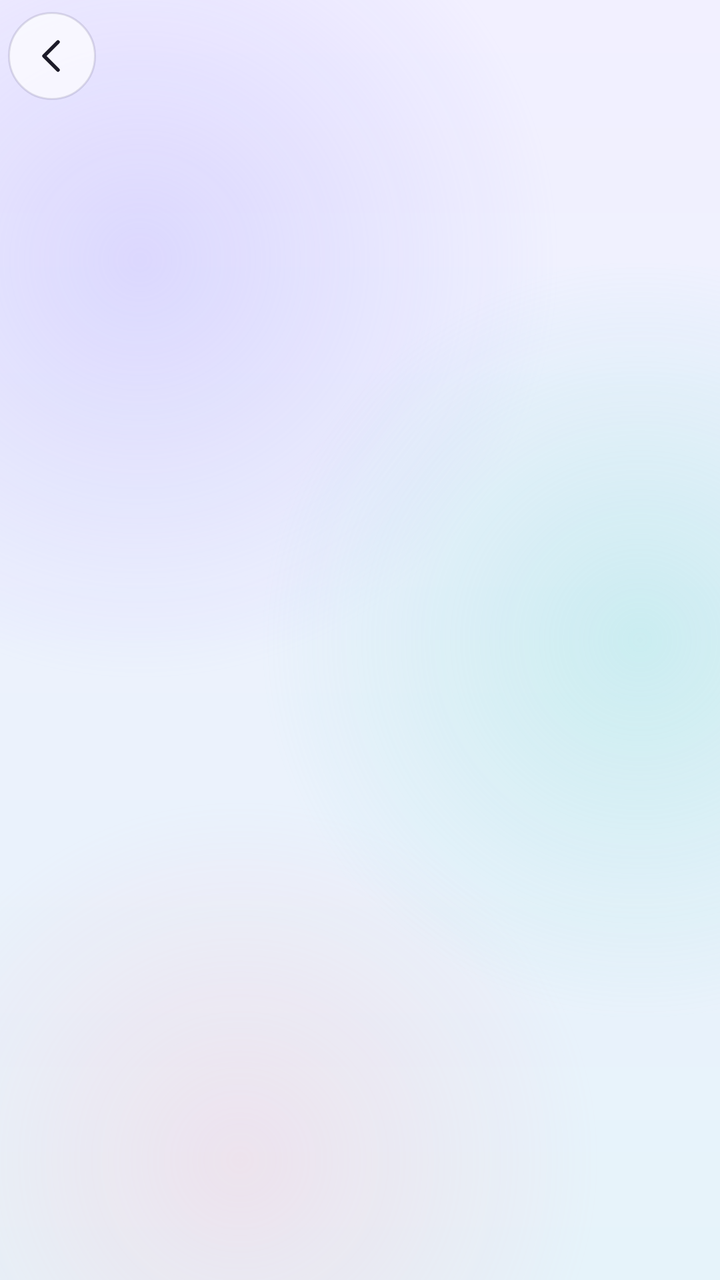
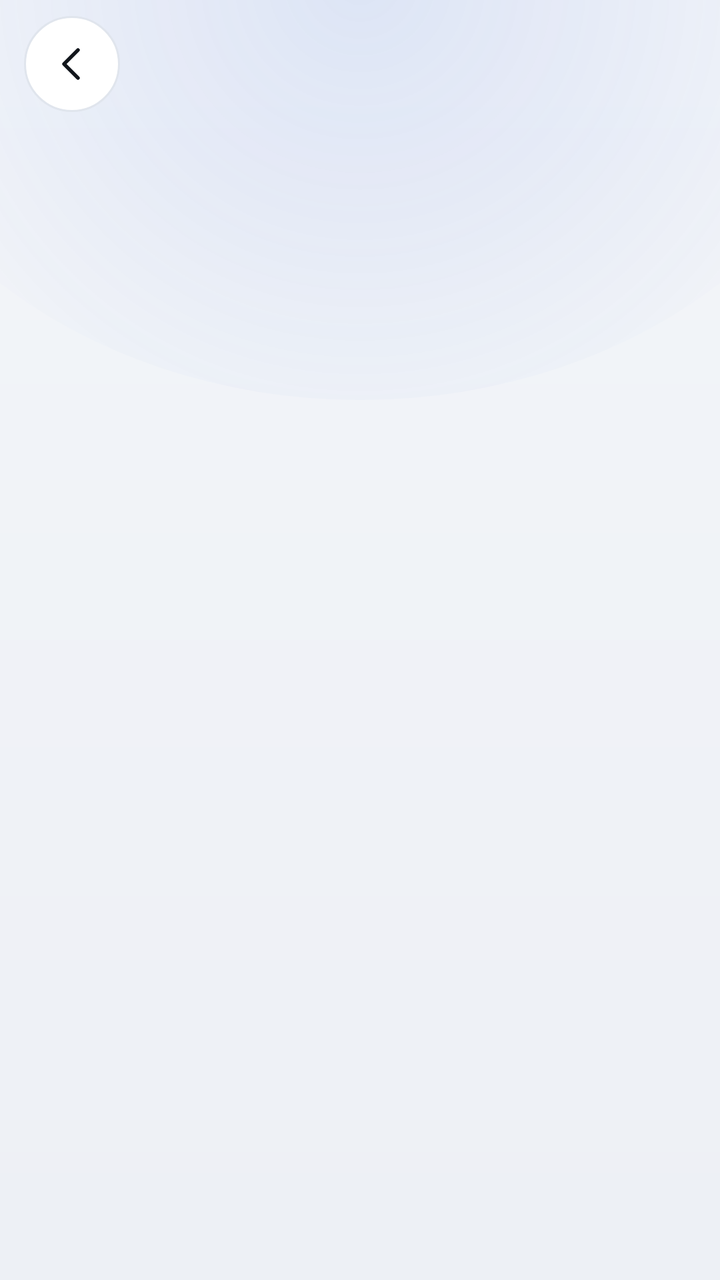

Compare the two renders of this Android layout. The source of the first and the diff that turns it into the second are given below.
<!-- AndroidManifest.xml: application theme Theme.YourFriend -->
<!-- res/layout/activity_rows.xml -->
<?xml version="1.0" encoding="utf-8"?>
<LinearLayout xmlns:android="http://schemas.android.com/apk/res/android"
    android:layout_width="match_parent"
    android:layout_height="match_parent"
    android:orientation="vertical">

    <include layout="@layout/top_bar" />

    <ScrollView
        android:layout_width="match_parent"
        android:layout_height="0dp"
        android:layout_weight="1"
        android:clipToPadding="false"
        android:fillViewport="true">

        <LinearLayout
            android:id="@+id/rows"
            android:layout_width="match_parent"
            android:layout_height="wrap_content"
            android:orientation="vertical"
            android:paddingStart="@dimen/screen_padding"
            android:paddingEnd="@dimen/screen_padding"
            android:paddingBottom="32dp" />
    </ScrollView>
</LinearLayout>
<!-- res/layout/top_bar.xml (included above) -->
<?xml version="1.0" encoding="utf-8"?>
<LinearLayout xmlns:android="http://schemas.android.com/apk/res/android"
    android:id="@+id/top_bar"
    android:layout_width="match_parent"
    android:layout_height="@dimen/top_bar_height"
    android:gravity="center_vertical"
    android:orientation="horizontal"
    android:paddingStart="4dp"
    android:paddingEnd="8dp">

    <ImageButton
        android:id="@+id/top_back"
        android:layout_width="@dimen/icon_button"
        android:layout_height="@dimen/icon_button"
        android:background="@drawable/circle_glass"
        android:contentDescription="@string/back"
        android:src="@drawable/ic_back" />

    <TextView
        android:id="@+id/top_title"
        style="@style/YF.Title"
        android:layout_width="0dp"
        android:layout_height="wrap_content"
        android:layout_marginStart="12dp"
        android:layout_weight="1"
        android:ellipsize="end"
        android:maxLines="1" />

    <LinearLayout
        android:id="@+id/top_actions"
        android:layout_width="wrap_content"
        android:layout_height="match_parent"
        android:gravity="center_vertical"
        android:orientation="horizontal" />
</LinearLayout>
<!-- resources referenced by this layout -->
<resources>
  <dimen name="icon_button">44dp</dimen>
  <dimen name="top_bar_height">56dp</dimen>
  <!-- drawable circle_glass (drawable) -->
  <?xml version="1.0" encoding="utf-8"?>
  <ripple xmlns:android="http://schemas.android.com/apk/res/android" android:color="@color/accent_soft">
      <item>
          <shape android:shape="oval">
              <solid android:color="@color/glass_fill"/>
              <stroke android:width="1dp" android:color="@color/glass_stroke_dark"/>
          </shape>
      </item>
  </ripple>
  <style name="YF.Title">
          <item name="android:textSize">20sp</item>
          <item name="android:textStyle">bold</item>
          <item name="android:textColor">@color/text_primary</item>
      </style>
  <style name="Theme.YourFriend" parent="android:Theme.Material.Light.NoActionBar">
          <item name="android:windowBackground">@drawable/bg_app</item>
          <item name="android:colorAccent">@color/accent</item>
          <item name="android:colorPrimary">@color/accent</item>
          <item name="android:colorControlActivated">@color/accent</item>
          <item name="android:textColorPrimary">@color/text_primary</item>
          <item name="android:textColorSecondary">@color/text_secondary</item>
          <item name="android:statusBarColor">@android:color/transparent</item>
          <item name="android:navigationBarColor">@android:color/transparent</item>
          <item name="android:windowLightStatusBar">true</item>
          <item name="android:alertDialogTheme">@style/Theme.YourFriend.Dialog</item>
          <item name="android:windowSoftInputMode">adjustResize</item>
      </style>
  <color name="accent_soft">#337C6CFF</color>
  <color name="glass_fill">#B3FFFFFF</color>
  <color name="glass_stroke_dark">#1F1B1640</color>
  <color name="text_primary">#FF1D1B29</color>
  <!-- drawable bg_app (drawable) -->
  <?xml version="1.0" encoding="utf-8"?>
  <layer-list xmlns:android="http://schemas.android.com/apk/res/android">
      <item>
          <shape android:shape="rectangle">
              <gradient android:angle="270" android:startColor="@color/bg_top" android:endColor="@color/bg_bottom"/>
          </shape>
      </item>
      <item android:width="420dp" android:height="420dp" android:gravity="top|start" android:left="-140dp" android:top="-80dp">
          <shape android:shape="oval">
              <gradient android:type="radial" android:gradientRadius="210dp" android:startColor="@color/blob_1" android:endColor="#00000000"/>
          </shape>
      </item>
      <item android:width="380dp" android:height="380dp" android:gravity="center_vertical|end" android:right="-150dp">
          <shape android:shape="oval">
              <gradient android:type="radial" android:gradientRadius="190dp" android:startColor="@color/blob_2" android:endColor="#00000000"/>
          </shape>
      </item>
      <item android:width="360dp" android:height="360dp" android:gravity="bottom|start" android:bottom="-120dp" android:left="-60dp">
          <shape android:shape="oval">
              <gradient android:type="radial" android:gradientRadius="180dp" android:startColor="@color/blob_3" android:endColor="#00000000"/>
          </shape>
      </item>
  </layer-list>
  <color name="accent">#FF7C6CFF</color>
  <color name="text_secondary">#FF5D5A70</color>
  <style name="Theme.YourFriend.Dialog" parent="android:Theme.Material.Light.Dialog.Alert">
          <item name="android:colorAccent">@color/accent</item>
          <item name="android:textColorPrimary">@color/text_primary</item>
          <item name="android:windowBackground">@drawable/glass_dialog</item>
      </style>
  <color name="bg_top">#FFF2F0FF</color>
  <color name="bg_bottom">#FFE6F3FA</color>
  <color name="blob_1">#55B4A7FF</color>
  <color name="blob_2">#4D7FE3D6</color>
  <color name="blob_3">#40FFB3C7</color>
  <!-- drawable glass_dialog (drawable) -->
  <?xml version="1.0" encoding="utf-8"?>
  <inset xmlns:android="http://schemas.android.com/apk/res/android"
      android:insetLeft="20dp" android:insetRight="20dp" android:insetTop="24dp" android:insetBottom="24dp">
      <shape android:shape="rectangle">
          <solid android:color="@color/glass_fill_strong"/>
          <stroke android:width="1dp" android:color="@color/glass_stroke"/>
          <corners android:radius="@dimen/corner"/>
      </shape>
  </inset>
  <color name="glass_fill_strong">#E6FFFFFF</color>
  <color name="glass_stroke">#66FFFFFF</color>
  <dimen name="corner">24dp</dimen>
  <!-- unchanged entries left out for length: 3 -->
</resources>

<!-- the commit's change to res/layout/activity_rows.xml (unified diff, before → after) -->
@@ -7,11 +7,16 @@
     <include layout="@layout/top_bar" />
 
     <ScrollView
+        android:id="@+id/rows_scroll"
         android:layout_width="match_parent"
         android:layout_height="0dp"
         android:layout_weight="1"
         android:clipToPadding="false"
-        android:fillViewport="true">
+        android:fadingEdgeLength="24dp"
+        android:fillViewport="true"
+        android:overScrollMode="ifContentScrolls"
+        android:requiresFadingEdge="vertical"
+        android:scrollbars="none">
 
         <LinearLayout
             android:id="@+id/rows"
@@ -19,43 +24,50 @@
             android:layout_height="wrap_content"
             android:orientation="vertical"
             android:paddingStart="@dimen/screen_padding"
+            android:paddingTop="4dp"
             android:paddingEnd="@dimen/screen_padding"
-            android:paddingBottom="32dp" />
+            android:paddingBottom="40dp" />
     </ScrollView>
 </LinearLayout>
 <!-- res/layout/top_bar.xml (included above) -->
 <?xml version="1.0" encoding="utf-8"?>
-<LinearLayout xmlns:android="http://schemas.android.com/apk/res/android"
+<FrameLayout xmlns:android="http://schemas.android.com/apk/res/android"
     android:id="@+id/top_bar"
     android:layout_width="match_parent"
     android:layout_height="@dimen/top_bar_height"
-    android:gravity="center_vertical"
-    android:orientation="horizontal"
-    android:paddingStart="4dp"
-    android:paddingEnd="8dp">
+    android:paddingStart="12dp"
+    android:paddingEnd="12dp">
 
     <ImageButton
         android:id="@+id/top_back"
         android:layout_width="@dimen/icon_button"
         android:layout_height="@dimen/icon_button"
+        android:layout_gravity="center_vertical|start"
         android:background="@drawable/circle_glass"
         android:contentDescription="@string/back"
-        android:src="@drawable/ic_back" />
+        android:padding="12dp"
+        android:scaleType="fitCenter"
+        android:src="@drawable/ic_back"
+        android:tint="@color/text_primary" />
 
     <TextView
         android:id="@+id/top_title"
         style="@style/YF.Title"
-        android:layout_width="0dp"
+        android:layout_width="match_parent"
         android:layout_height="wrap_content"
-        android:layout_marginStart="12dp"
-        android:layout_weight="1"
+        android:layout_gravity="center"
+        android:layout_marginStart="64dp"
+        android:layout_marginEnd="64dp"
         android:ellipsize="end"
-        android:maxLines="1" />
+        android:gravity="center"
+        android:maxLines="1"
+        android:textSize="21sp" />
 
     <LinearLayout
         android:id="@+id/top_actions"
         android:layout_width="wrap_content"
         android:layout_height="match_parent"
+        android:layout_gravity="end|center_vertical"
         android:gravity="center_vertical"
         android:orientation="horizontal" />
-</LinearLayout>
+</FrameLayout>
<!-- resource entries referenced after the edit -->
@@ -1,21 +1,22 @@
 <!-- resources referenced by this layout -->
 <resources>
-  <dimen name="icon_button">44dp</dimen>
-  <dimen name="top_bar_height">56dp</dimen>
+  <dimen name="icon_button">48dp</dimen>
+  <dimen name="top_bar_height">64dp</dimen>
   <!-- drawable circle_glass (drawable) -->
   <?xml version="1.0" encoding="utf-8"?>
   <ripple xmlns:android="http://schemas.android.com/apk/res/android" android:color="@color/accent_soft">
       <item>
           <shape android:shape="oval">
-              <solid android:color="@color/glass_fill"/>
-              <stroke android:width="1dp" android:color="@color/glass_stroke_dark"/>
+              <solid android:color="@color/surface"/>
+              <stroke android:width="1dp" android:color="@color/stroke"/>
           </shape>
       </item>
   </ripple>
   <style name="YF.Title">
           <item name="android:textSize">20sp</item>
-          <item name="android:textStyle">bold</item>
+          <item name="android:fontFamily">sans-serif-medium</item>
           <item name="android:textColor">@color/text_primary</item>
+          <item name="android:letterSpacing">0.005</item>
       </style>
   <style name="Theme.YourFriend" parent="android:Theme.Material.Light.NoActionBar">
           <item name="android:windowBackground">@drawable/bg_app</item>
@@ -29,11 +30,17 @@
           <item name="android:windowLightStatusBar">true</item>
           <item name="android:alertDialogTheme">@style/Theme.YourFriend.Dialog</item>
           <item name="android:windowSoftInputMode">adjustResize</item>
+          <item name="android:colorControlNormal">@color/text_secondary</item>
+          <item name="android:colorControlHighlight">@color/accent_soft</item>
+          <item name="android:textColorHint">@color/text_secondary</item>
+          <item name="android:textCursorDrawable">@null</item>
+          <item name="android:colorBackground">@color/bg_top</item>
+          <item name="android:windowLightNavigationBar">true</item>
       </style>
-  <color name="accent_soft">#337C6CFF</color>
-  <color name="glass_fill">#B3FFFFFF</color>
-  <color name="glass_stroke_dark">#1F1B1640</color>
-  <color name="text_primary">#FF1D1B29</color>
+  <color name="accent_soft">#263D6FE0</color>
+  <color name="surface">#FFFFFFFF</color>
+  <color name="stroke">#FFE0E5ED</color>
+  <color name="text_primary">#FF12161C</color>
   <!-- drawable bg_app (drawable) -->
   <?xml version="1.0" encoding="utf-8"?>
   <layer-list xmlns:android="http://schemas.android.com/apk/res/android">
@@ -42,47 +49,53 @@
               <gradient android:angle="270" android:startColor="@color/bg_top" android:endColor="@color/bg_bottom"/>
           </shape>
       </item>
-      <item android:width="420dp" android:height="420dp" android:gravity="top|start" android:left="-140dp" android:top="-80dp">
+      
+      <item android:width="520dp" android:height="420dp" android:gravity="top|center_horizontal" android:top="-220dp">
           <shape android:shape="oval">
-              <gradient android:type="radial" android:gradientRadius="210dp" android:startColor="@color/blob_1" android:endColor="#00000000"/>
-          </shape>
-      </item>
-      <item android:width="380dp" android:height="380dp" android:gravity="center_vertical|end" android:right="-150dp">
-          <shape android:shape="oval">
-              <gradient android:type="radial" android:gradientRadius="190dp" android:startColor="@color/blob_2" android:endColor="#00000000"/>
-          </shape>
-      </item>
-      <item android:width="360dp" android:height="360dp" android:gravity="bottom|start" android:bottom="-120dp" android:left="-60dp">
-          <shape android:shape="oval">
-              <gradient android:type="radial" android:gradientRadius="180dp" android:startColor="@color/blob_3" android:endColor="#00000000"/>
+              <gradient android:type="radial" android:gradientRadius="260dp" android:startColor="@color/bg_glow" android:endColor="#00000000"/>
           </shape>
       </item>
   </layer-list>
-  <color name="accent">#FF7C6CFF</color>
-  <color name="text_secondary">#FF5D5A70</color>
+  <color name="accent">#FF3D6FE0</color>
+  <color name="text_secondary">#FF5E6878</color>
   <style name="Theme.YourFriend.Dialog" parent="android:Theme.Material.Light.Dialog.Alert">
           <item name="android:colorAccent">@color/accent</item>
+          <item name="android:colorControlActivated">@color/accent</item>
+          <item name="android:colorControlNormal">@color/text_secondary</item>
           <item name="android:textColorPrimary">@color/text_primary</item>
+          <item name="android:textColorSecondary">@color/text_secondary</item>
+          <item name="android:textColorAlertDialogListItem">@color/text_primary</item>
+          <item name="android:colorBackground">@color/surface</item>
           <item name="android:windowBackground">@drawable/glass_dialog</item>
+          <item name="android:windowTitleStyle">@style/YF.DialogTitle</item>
+          <item name="android:buttonBarButtonStyle">@style/YF.DialogButton</item>
+          <item name="android:backgroundDimAmount">0.55</item>
       </style>
-  <color name="bg_top">#FFF2F0FF</color>
-  <color name="bg_bottom">#FFE6F3FA</color>
-  <color name="blob_1">#55B4A7FF</color>
-  <color name="blob_2">#4D7FE3D6</color>
-  <color name="blob_3">#40FFB3C7</color>
+  <color name="bg_top">#FFF3F5F9</color>
+  <color name="bg_bottom">#FFEDF0F5</color>
+  <color name="bg_glow">#1F3D6FE0</color>
   <!-- drawable glass_dialog (drawable) -->
   <?xml version="1.0" encoding="utf-8"?>
   <inset xmlns:android="http://schemas.android.com/apk/res/android"
       android:insetLeft="20dp" android:insetRight="20dp" android:insetTop="24dp" android:insetBottom="24dp">
       <shape android:shape="rectangle">
-          <solid android:color="@color/glass_fill_strong"/>
-          <stroke android:width="1dp" android:color="@color/glass_stroke"/>
-          <corners android:radius="@dimen/corner"/>
+          <solid android:color="@color/surface"/>
+          <stroke android:width="1dp" android:color="@color/stroke"/>
+          <corners android:radius="@dimen/corner_dialog"/>
       </shape>
   </inset>
-  <color name="glass_fill_strong">#E6FFFFFF</color>
-  <color name="glass_stroke">#66FFFFFF</color>
-  <dimen name="corner">24dp</dimen>
+  <style name="YF.DialogTitle" parent="android:TextAppearance.Material.DialogWindowTitle">
+          <item name="android:textSize">22sp</item>
+          <item name="android:fontFamily">sans-serif-medium</item>
+          <item name="android:textColor">@color/text_primary</item>
+      </style>
+  <style name="YF.DialogButton" parent="android:Widget.Material.Button.ButtonBar.AlertDialog">
+          <item name="android:textColor">@color/accent</item>
+          <item name="android:textAllCaps">false</item>
+          <item name="android:textSize">15.5sp</item>
+          <item name="android:fontFamily">sans-serif-medium</item>
+      </style>
+  <dimen name="corner_dialog">28dp</dimen>
   <!-- unchanged entries left out for length: 3 -->
 </resources>
 
